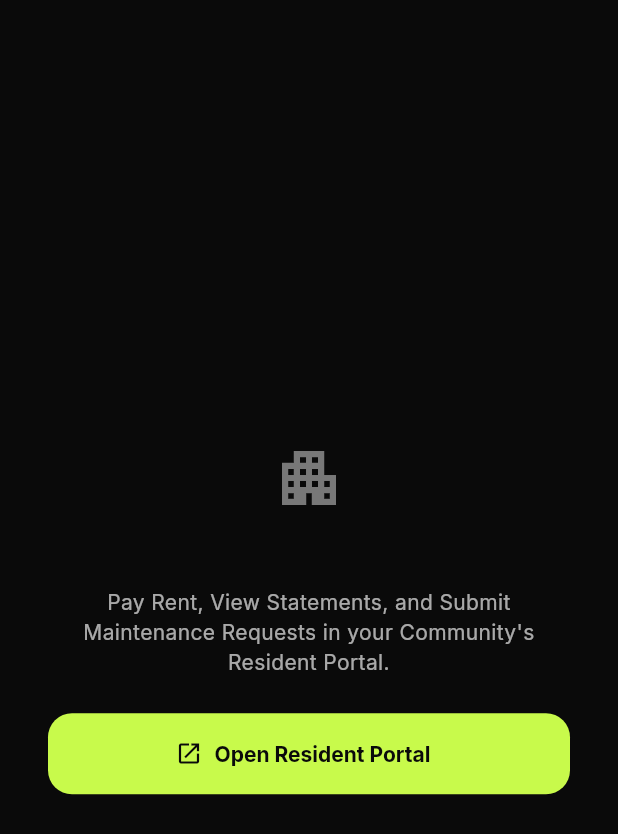
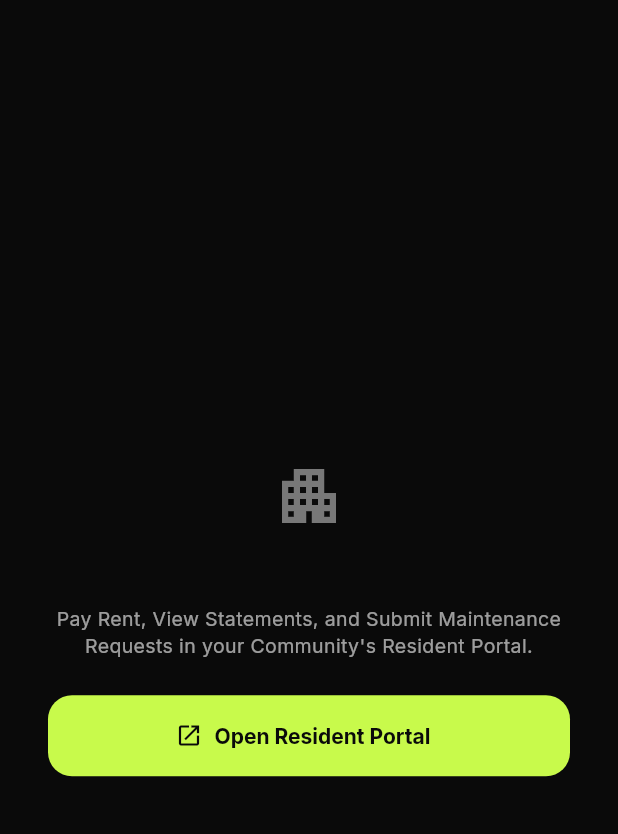
Before and after one commit to SabihSiddiqui1337/community-reserve, a Flutter app: the _WebFallback widget shown alone on an empty page, opened directly with empty values, on a phone screen of 412 x 824 dp. Shown: the top 834 px of the screen. Run offline on Flutter 3.47's test engine with Material 3 defaults, Android fonts, the phone set to English and light mode, and no system bars; our stand-ins replace cached_network_image, cloud_firestore, cloud_functions, firebase_auth, firebase_core, firebase_messaging and 11 more; missing offline and left inert: dart:html, flutter_inappwebview; accounts and stored records are empty.

Commit message:
update font for HOA tab

```diff
--- a/lib/features/hoa/presentation/hoa_portal_screen.dart
+++ b/lib/features/hoa/presentation/hoa_portal_screen.dart
@@ -342,7 +342,11 @@ class _WebFallback extends StatelessWidget {
               'Pay Rent, View Statements, and Submit Maintenance Requests '
               "in your Community's Resident Portal.",
               textAlign: TextAlign.center,
-              style: TextStyle(color: Colors.white.withValues(alpha: 0.65)),
+              style: TextStyle(
+                fontSize: 13,
+                height: 1.35,
+                color: Colors.white.withValues(alpha: 0.6),
+              ),
             ),
             const SizedBox(height: 24),
             FilledButton.icon(
```
